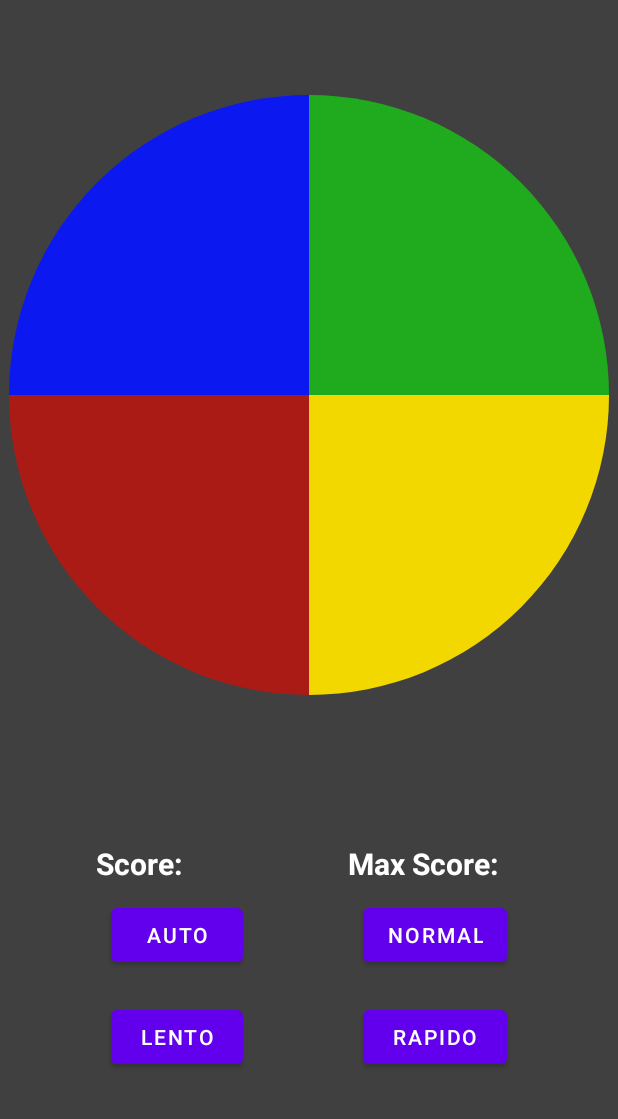
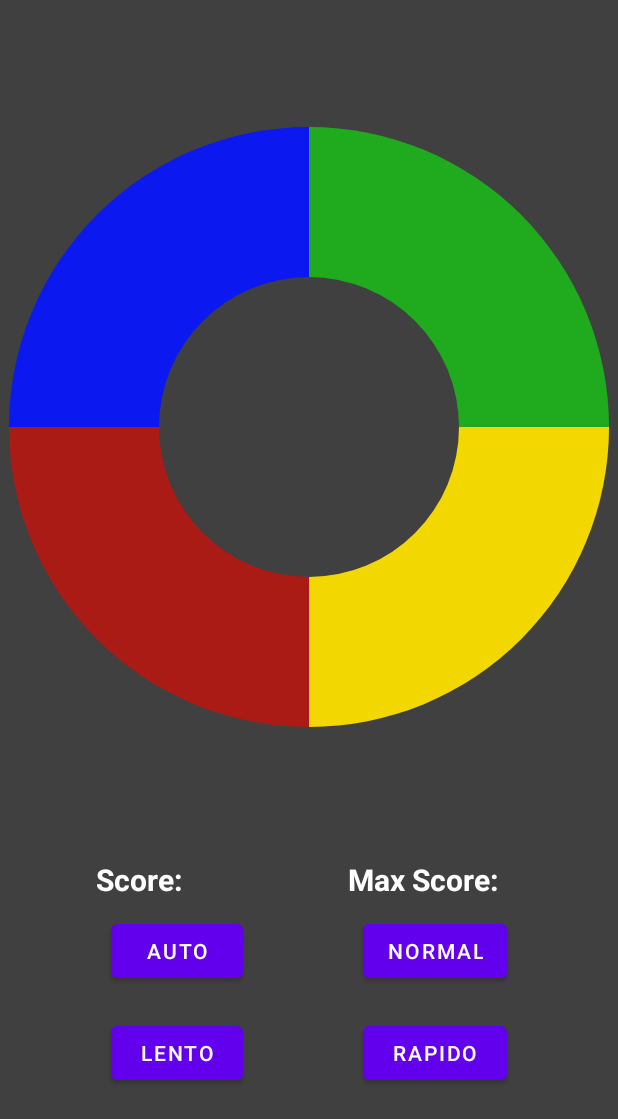
Before and after one commit to MeloAguilar/SimonDiceTap, an Android app: the layout activity_main.xml on its own in the app's theme, with its tools: preview values and no code run, on a phone screen of 412 x 824 dp. Shown: the top 1119 px of the screen. Run offline under Robolectric (Android 15) with nearby library versions, the phone set to English and light mode, and no system bars.

```diff
--- a/app/src/main/java/com/example/simondicetap/Enums.kt
+++ b/app/src/main/java/com/example/simondicetap/Enums.kt
@@ -5,5 +5,5 @@ enum class Colores(var drawableId : Int) {
 }
 
 enum class Velocidades(var milis : Long){
-    RAPIDO(100), MEDIO(300), LENTO(600)
+    RAPIDO(300), MEDIO(500), LENTO(800)
 }
--- a/app/src/main/res/layout/activity_main.xml
+++ b/app/src/main/res/layout/activity_main.xml
@@ -1,5 +1,6 @@
 <?xml version="1.0" encoding="utf-8"?>
-<androidx.constraintlayout.widget.ConstraintLayout xmlns:android="http://schemas.android.com/apk/res/android"
+<androidx.constraintlayout.widget.ConstraintLayout
+    xmlns:android="http://schemas.android.com/apk/res/android"
     xmlns:app="http://schemas.android.com/apk/res-auto"
     xmlns:tools="http://schemas.android.com/tools"
     android:layout_width="match_parent"
@@ -11,7 +12,7 @@
         android:id="@+id/linearLayoutCompat"
         android:layout_width="wrap_content"
         android:layout_height="wrap_content"
-        app:layout_constraintVertical_bias=".15"
+        app:layout_constraintVertical_bias=".2"
         android:orientation="vertical"
         app:layout_constraintBottom_toBottomOf="parent"
         app:layout_constraintEnd_toEndOf="parent"
@@ -22,54 +23,65 @@
             android:layout_width="wrap_content"
             android:layout_height="wrap_content"
             android:orientation="horizontal"
+            android:layout_weight="1"
             >
 
             <ImageView
+                android:layout_weight="1"
                 android:id="@+id/btnAzul"
                 android:layout_width="wrap_content"
                 android:layout_height="wrap_content"
                 android:src="@drawable/btn_azul_apagado"
-                android:backgroundTint="@null"
-                android:longClickable="false"
-                android:clickable="true"/>
+                android:backgroundTint="@null"/>
 
             <ImageView
+                android:layout_weight="1"
                 android:id="@+id/btnVerde"
                 android:layout_width="wrap_content"
                 android:layout_height="wrap_content"
                 android:src="@drawable/btn_verde_apagado"
-                android:backgroundTint="@null"
-                android:longClickable="false"
-                android:clickable="true"/>
+                android:backgroundTint="@null"/>
         </LinearLayout>
 
         <LinearLayout
             android:layout_width="wrap_content"
             android:layout_height="wrap_content"
-            android:orientation="horizontal">
+            android:orientation="horizontal"
+            android:layout_weight="1">
 
             <ImageView
+                android:layout_weight="1"
                 android:id="@+id/btnRojo"
                 android:layout_width="wrap_content"
                 android:layout_height="wrap_content"
                 android:src="@drawable/btn_rojo_apagado"
-                android:longClickable="false"
-                android:clickable="true"
                 android:backgroundTint="@null"/>
 
             <ImageView
+                android:clickable="true"
+                android:layout_weight="1"
                 android:id="@+id/btnAmarillo"
                 android:layout_width="match_parent"
                 android:layout_height="match_parent"
                 android:src="@drawable/btn_amarillo_apagado"
-                android:backgroundTint="@null"
-                android:longClickable="false"
-                android:clickable="true"/>
+                android:backgroundTint="@null"/>
 
 
         </LinearLayout>
 
+
     </androidx.appcompat.widget.LinearLayoutCompat>
+
+    <ImageView
+        app:layout_constraintVertical_bias=".5"
+        app:layout_constraintTop_toTopOf="@id/linearLayoutCompat"
+        app:layout_constraintBottom_toBottomOf="@id/linearLayoutCompat"
+        app:layout_constraintEnd_toEndOf="@id/linearLayoutCompat"
+        app:layout_constraintStart_toStartOf="@id/linearLayoutCompat"
+        android:layout_width="wrap_content"
+        android:layout_height="wrap_content"
+        android:src="@drawable/centrro_colores"
+        />
 
 
 
```
Also changed, not shown: app/src/main/java/com/example/simondicetap/MainActivity.kt (+68 -29 lines).
